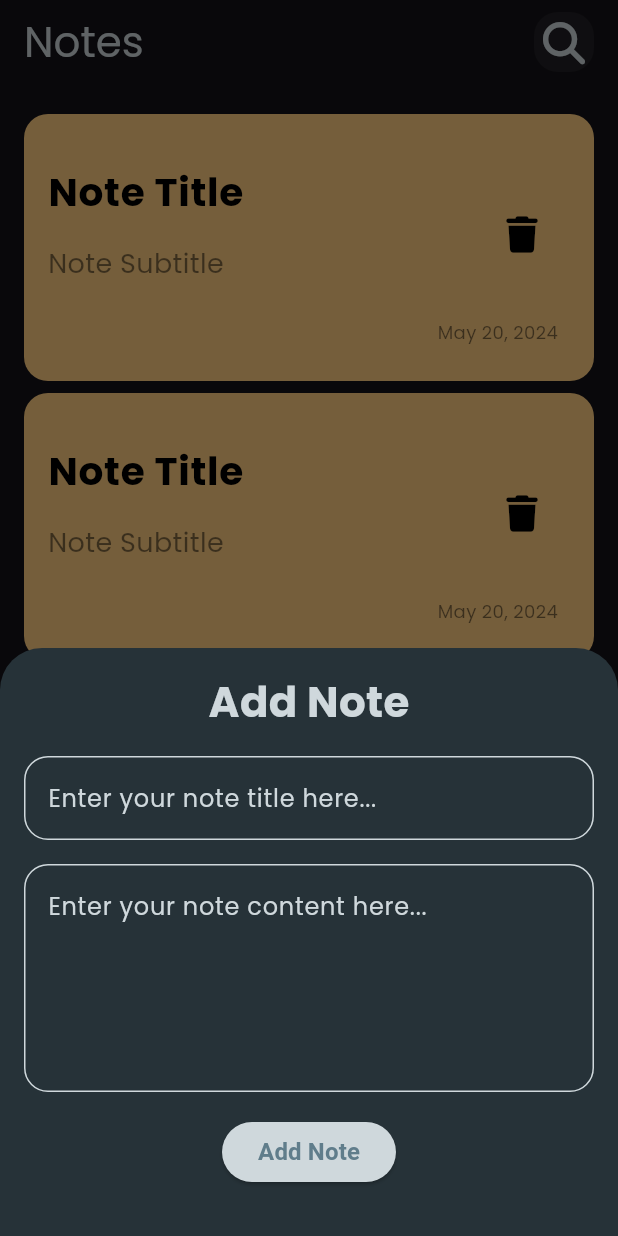
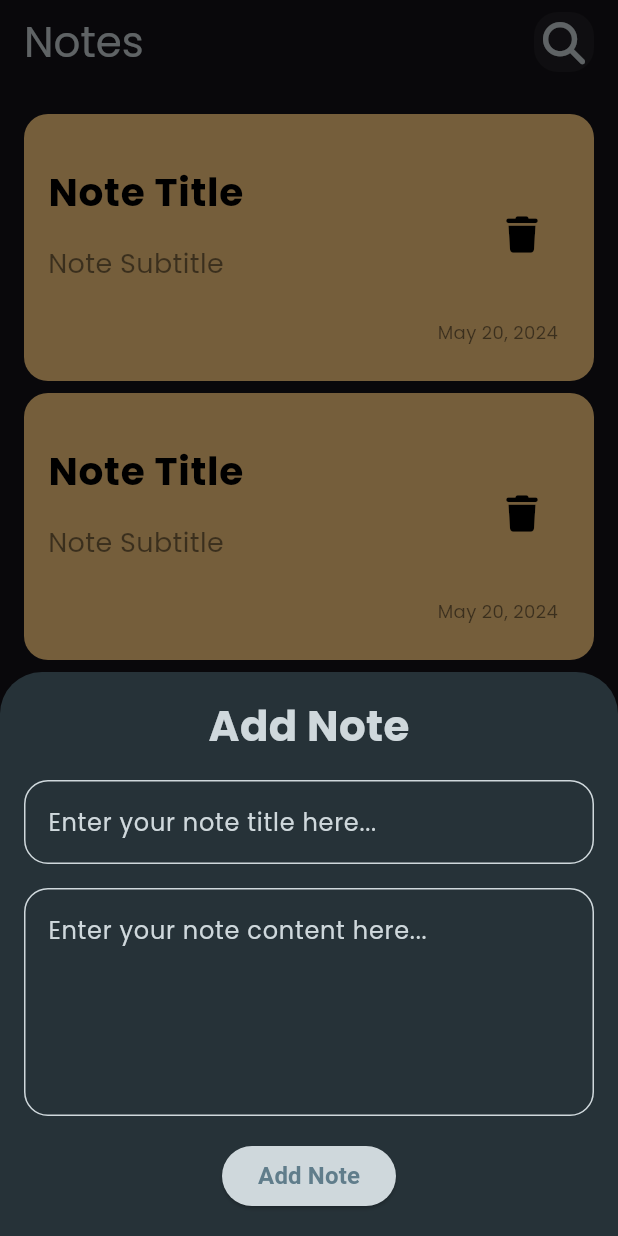
Before and after one commit to MohammedHashemBdier/Notes-App, a Flutter app: the screen it shows after launch, after a tap on an icon or button, on a phone screen of 412 x 824 dp. Run offline on Flutter 3.47's test engine with Material 3 defaults, Android fonts, the phone set to English and light mode, and no system bars; our stand-ins replace flutter_bloc, font_awesome_flutter, hive, hive_flutter; accounts and stored records are empty.

Commit message:
Fix issue part two

```diff
--- a/lib/views/notes_view.dart
+++ b/lib/views/notes_view.dart
@@ -15,6 +15,7 @@ class NotesView extends StatelessWidget {
         backgroundColor: Colors.blueGrey[900],
         onPressed: () {
           showModalBottomSheet(
+            isScrollControlled: true,
             elevation: 10,
             backgroundColor: Colors.blueGrey[900],
             context: context,
--- a/lib/views/widgets/add_note_bottom_sheet.dart
+++ b/lib/views/widgets/add_note_bottom_sheet.dart
@@ -26,9 +26,14 @@ class AddNoteBottomSheet extends StatelessWidget {
           return SingleChildScrollView(
             child: AbsorbPointer(
               absorbing: state is AddNoteLoding ? true : false,
-              child: const Padding(
-                padding: EdgeInsets.all(16),
-                child: AddNoteForm(),
+              child: Padding(
+                padding: EdgeInsets.only(
+                  top: 16,
+                  right: 16,
+                  left: 16,
+                  bottom: MediaQuery.of(context).viewInsets.bottom,
+                ),
+                child: const AddNoteForm(),
               ),
             ),
           );
```
